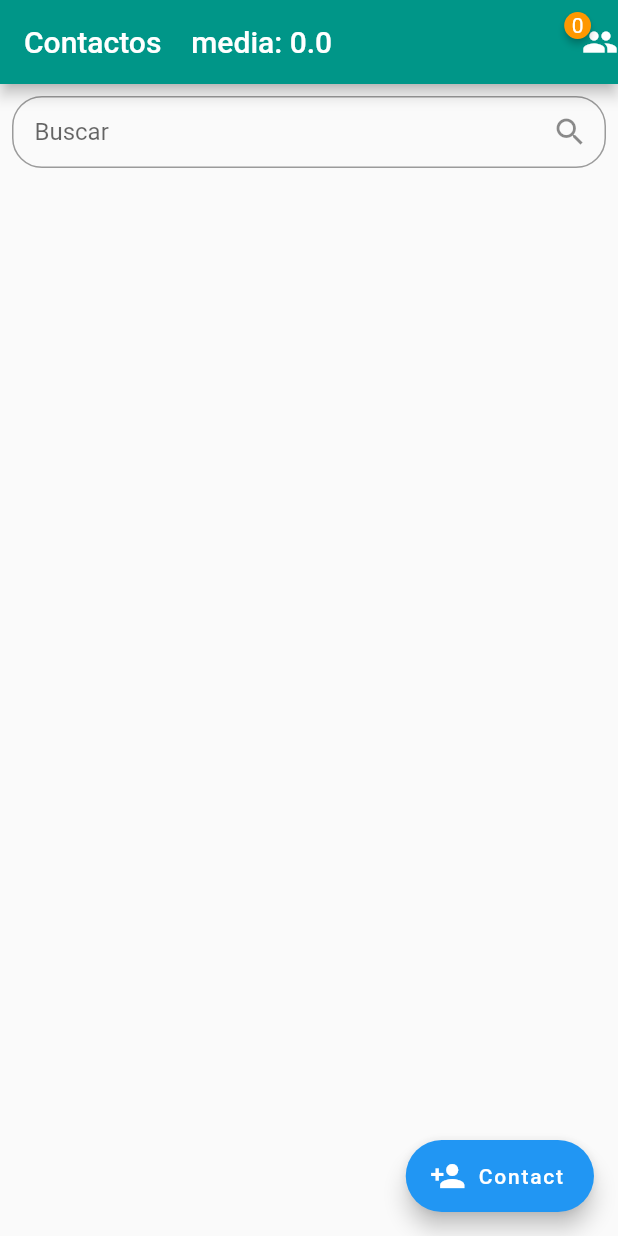
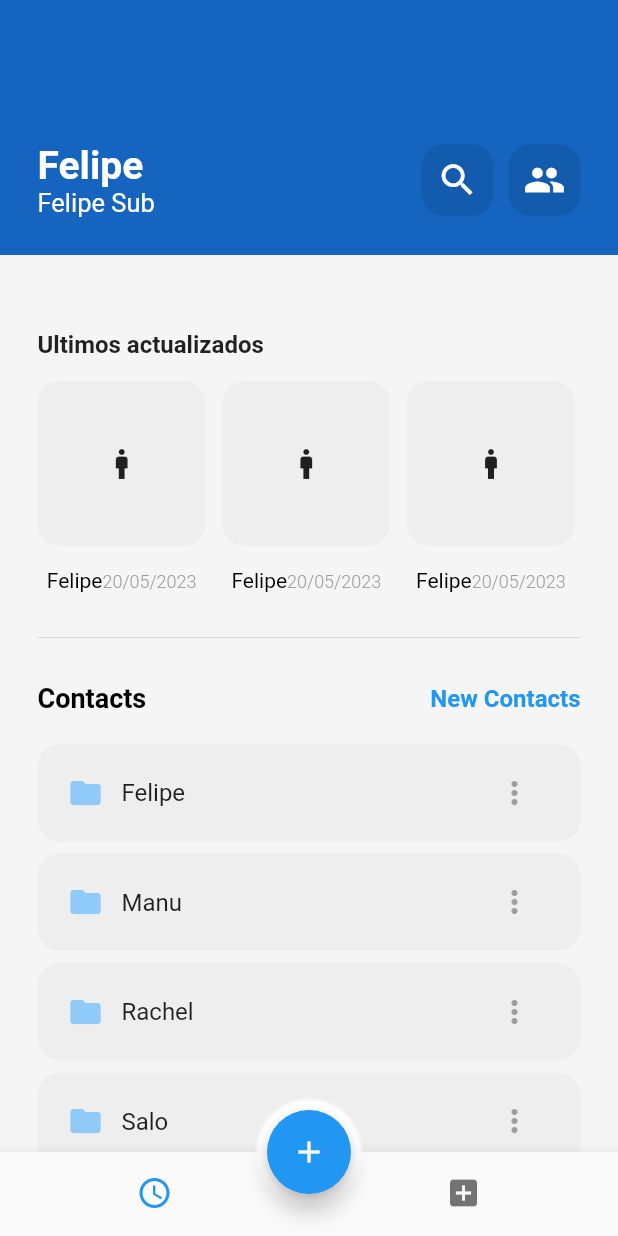
Before and after one commit to FelipeFranco0101/contact_app, a Flutter app: the screen it shows after launch, on a phone screen of 412 x 824 dp. Run offline on Flutter 3.47's test engine with Material 2 defaults, Android fonts, the phone set to English and light mode, and no system bars; drawn by our look-alikes of badges; our stand-ins replace sqflite; accounts and stored records are empty.

Commit message:
Se modifica la interfaz de contactos. Es un ajuste experimental, no hacer merge a la rama main o master

```diff
--- a/lib/contact_home_page.dart
+++ b/lib/contact_home_page.dart
@@ -1,182 +1,237 @@
-import 'package:contact_app/form_contact_page.dart';
-import 'package:contact_app/main.dart';
-import 'package:contact_app/models/Contact.dart';
 import 'package:flutter/material.dart';
 import 'package:sqflite/sqflite.dart';
-import 'dart:math';
-import 'package:badges/badges.dart' as badges;
 
 class ContactHomePages extends StatefulWidget {
   final Database? database;
   const ContactHomePages({super.key, this.database});
 
   @override
-  ContactHomeState createState() => ContactHomeState();
+  State<ContactHomePages> createState() => _ContactHomeState();
 }
 
-class ContactHomeState extends State<ContactHomePages> {
-  bool isFilter = false;
-  late double promedioEdad = 0.0;
-  late int amountPeopel = 0;
-  List<Contact> listContact = List.empty(growable: true);
-
-  @override
-  void initState() {
-    super.initState();
-    getAmounPeople();
-    getAverage();
-    setState(() { });
-  }
+class _ContactHomeState extends State<ContactHomePages> {
+  double _availableScreenWidth = 0;
+  int _selectedIndex = 0;
 
   @override
   Widget build(BuildContext context) {
+    _availableScreenWidth = MediaQuery.of(context).size.width - 50;
+
     return Scaffold(
-      appBar: AppBar(
-        title: Text('Contactos    media: $promedioEdad'),
-        backgroundColor: Colors.teal,
-        actions: [
-          Center(
-            child: badges.Badge(
-              position: badges.BadgePosition.topEnd(top: -12, end: 18),
-              badgeContent: Text('$amountPeopel', style: const TextStyle(color: Colors.white),),
-              badgeStyle: const badges.BadgeStyle(
-                badgeColor: Colors.orange,
-                padding: EdgeInsets.all(5)
+      backgroundColor: Colors.grey[100],
+      body: Column(children: [
+        Container(
+          padding: const EdgeInsets.symmetric(vertical: 25, horizontal: 25),
+          alignment: Alignment.bottomCenter,
+          height: 170,
+          decoration: BoxDecoration(color: Colors.blue.shade800),
+          child: Row(
+            mainAxisAlignment: MainAxisAlignment.spaceBetween,
+            children: [
+            const Column(
+              mainAxisSize: MainAxisSize.min,
+              crossAxisAlignment: CrossAxisAlignment.start,
+              children: [
+                Text(
+                  'Felipe',
+                  style: TextStyle(fontSize: 26, fontWeight: FontWeight.bold, color: Colors.white)
+                ),
+                Text(
+                  'Felipe Sub',
+                  style: TextStyle(fontSize: 17, color: Colors.white)
+                ),
+              ],
+            ),
+            Row(children: [
+              Container(
+                decoration: BoxDecoration(
+                  borderRadius: BorderRadius.circular(15),
+                  color: Colors.black.withOpacity(.1)),
+                child: IconButton(
+                  onPressed: () {},
+                  icon: const Icon(Icons.search, size: 28, color: Colors.white,),
+                ),
               ),
-              child: const Icon(Icons.people),
+              const SizedBox(width: 10,),
+              Container(
+                decoration: BoxDecoration(
+                  borderRadius: BorderRadius.circular(15),
+                  color: Colors.black.withOpacity(.1)),
+                child: IconButton(
+                  onPressed: () {},
+                  icon: const Icon(Icons.people, size: 28, color: Colors.white,),
+                ),
+              )
+            ]),
+          ]),
+        ),
+        const SizedBox(
+          height: 25,
+        ),
+        Expanded(
+          child: ListView(
+            padding: const EdgeInsets.all(25),
+            children: [
+              const Text('Ultimos actualizados', style: TextStyle(fontSize: 16, fontWeight: FontWeight.bold,),),
+              const SizedBox(height: 15,),
+              Row(
+                children: [
+                  buildRecentlyUpdateContacts('Felipe', '20/05/2023'),
+                  SizedBox(width: _availableScreenWidth *.03,),
+                  buildRecentlyUpdateContacts('Felipe', '20/05/2023'),
+                  SizedBox(width: _availableScreenWidth *.03,),
+                  buildRecentlyUpdateContacts('Felipe', '20/05/2023')
+                ],
+              ),
+              const Divider(height: 60,),
+
+              Row(
+                mainAxisAlignment: MainAxisAlignment.spaceBetween,
+                children: [
+                  const Text(
+                    'Contacts',
+                    style: TextStyle(
+                      color: Colors.black,
+                      fontSize: 18,
+                      fontWeight: FontWeight.bold),
+                  ),
+                  InkWell(
+                    onTap: () {
+                      debugPrint('Siii');
+                    },
+                    child: Ink(
+                      decoration: BoxDecoration(
+                        borderRadius: BorderRadius.circular(8.0),
+                      ),
+                      child: const Text(
+                        'New Contacts',
+                        style: TextStyle(
+                          color: Colors.blue,
+                          fontSize: 16,
+                          fontWeight: FontWeight.bold),
+                      ),
+                    ),
+                  ),
+                ],
+              ),
+              const SizedBox(height: 20,),
+
+              buildListContacts('Felipe'),
+              buildListContacts('Manu'),
+              buildListContacts('Rachel'),
+              buildListContacts('Salo'),
+          ],)
+        )
+      ]),
+
+      floatingActionButton: Container(
+        decoration: const BoxDecoration(
+          shape: BoxShape.circle,
+          boxShadow: [
+           BoxShadow(color: Colors.white, spreadRadius: 7, blurRadius: 1)
+          ]
+        ),
+        child: FloatingActionButton(
+          onPressed: () {},
+          child: const Icon(Icons.add),
+        ),
+      ),
+      floatingActionButtonLocation: FloatingActionButtonLocation.centerDocked,
+      bottomNavigationBar: BottomNavigationBar(
+        onTap: (index) {
+          debugPrint(index.toString());
+          setState(() {
+            _selectedIndex = index;
+          });
+          debugPrint(_selectedIndex.toString());
+        },
+        currentIndex: _selectedIndex,
+        showSelectedLabels: false,
+        showUnselectedLabels: false,
+        items: const [
+          BottomNavigationBarItem(
+            icon: Icon(Icons.access_time),
+            label: 'Time',
+          ),
+          BottomNavigationBarItem(
+            icon: Icon(Icons.add_box),
+            label: 'Folder',
+          ),
+        ]
+      ),
+    );
+  }
+
+  Container buildListContacts(String nombres) {
+    return Container(
+      margin: const EdgeInsets.only(bottom: 8),
+      padding: const EdgeInsets.symmetric(horizontal: 20),
+      height: 65,
+      decoration: BoxDecoration(
+        color: Colors.grey.shade200,
+        borderRadius: BorderRadius.circular(15),
+      ),
+      child: Row(
+        mainAxisAlignment: MainAxisAlignment.spaceBetween,
+        children: [
+          Row(
+            children: [
+              Icon(
+                Icons.folder,
+                color: Colors.blue[200],
+              ),
+              const SizedBox(
+                width: 12,
+              ),
+              Text(
+                nombres,
+                style: const TextStyle(fontSize: 16),
+              ),
+            ],
+          ),
+          IconButton(
+            onPressed: () {},
+            icon: const Icon(
+              Icons.more_vert_rounded,
+              color: Colors.grey,
             ),
           )
         ],
       ),
-      body: Padding(
-        padding: const EdgeInsets.all(8.0),
-        child: Column(
-          children: [
-            TextField(
-              onChanged: (value) => _filterContact(value),
-              decoration: InputDecoration(
-                contentPadding: const EdgeInsetsDirectional.symmetric(vertical: 10.0, horizontal: 15),
-                hintText: 'Buscar',
-                suffixIcon: const Icon(Icons.search),
-                border: OutlineInputBorder(
-                  borderRadius: BorderRadius.circular(20.0),
-                  borderSide: const BorderSide()
-                )
-              ),
-            ),
-            FutureBuilder(
-              future: databaseHelper.retrieveContacs(),
-              builder: (BuildContext context, AsyncSnapshot<List<Contact>> snapshot) {
-                if (snapshot.connectionState == ConnectionState.waiting) {
-                  return const Center(child: CircularProgressIndicator());
-                }
-                if (!isFilter) {
-                  listContact = snapshot.data!;
-                }
-                return Expanded(
-                  child: ListView.builder(
-                    itemCount: listContact.length,
-                    itemBuilder: (BuildContext context, int index) {
-                      //amountPeopel = lstContact.length;
-                      //getAmounPeople();
-                      Contact contact = listContact[index];
-                      final id = contact.id;
-                      return Card(
-                        color: Colors.white,
-                        elevation: .5,
-                        child: ListTile(
-                          leading: CircleAvatar(
-                            backgroundColor: Color((Random().nextDouble() * 0xFFFFFF).toInt()).withOpacity(1.0),
-                            child: Text(contact.nombres[0]+contact.apellidos[0]),
-                          ),
-                          title: Text("${contact.nombres} ${contact.apellidos}"),
-                          subtitle: Text("Edad: ${contact.edad} \nCel: ${contact.telefono} \nEmail: ${contact.email} "),
-                          trailing: IconButton(
-                            onPressed: () => deleteById(id),
-                            icon: const Icon(Icons.delete),
-                          ),
-                          onTap: () {
-                            debugPrint("Accion para editar el contacto");
-                            navigateToDetail(contact, 'Editar Contacto');
-                          },
-                        ),
-                      );
-                    }),
-                );
-              }
-            ),
-          ],
-        ),
-      ),
-      floatingActionButton: FloatingActionButton.extended(
-        onPressed: () => {
-          Navigator.of(context).push(MaterialPageRoute(builder: (context) => FormContact(database: database,))).then((value) => reloadContacts())
-        },
-        label: const Text('Contact'),
-        icon: const Icon(Icons.person_add),
-      )
     );
   }
 
-  List<Contact> _filterContact(String enterKeyboard) {
-    List<Contact> result = [];
-    if (enterKeyboard.isEmpty) {
-      isFilter = false;
-      result = listContact;
-    } else {
-      isFilter = true;
-      result = listContact.where((element) => element.nombres.toLowerCase().trim().contains(enterKeyboard.toLowerCase().trim())).toList();
-    }
-
-
-    setState(() {
-      listContact = result;
-    });
-    return listContact;
-  }
-
-  void navigateToDetail(Contact contact, String title) {
-    Navigator.of(context).push(MaterialPageRoute(builder: (context) => FormContact(database: database, appBarTitle: title, contactEdit: contact),)).then((value) => {
-      reloadContacts(),
-      setState(() {})
-    });
-  }
-
-  Future<void> deleteById(int id) async {
-    databaseHelper.deleteContact(id);
-    reloadContacts();
-  }
-
-  double roundDouble(double value, int places) {
-    num mod = pow(10.0, places);
-    return ((value * mod).round().toDouble() / mod);
-  }
-
-  double _calcularPromedioEdad(List<Contact> contacts) {
-    if (contacts.isEmpty) return 0.0;
-    double sum = 0;
-    for (var contact in contacts) {
-      sum += int.parse((contact.edad ?? "").isNotEmpty ? contact.edad.toString() : "0");
-    }
-    return sum / contacts.length;
-  }
-
-  getAmounPeople() async {
-    final amount = await databaseHelper.getCountContacts();
-    amountPeopel = amount!;
-    setState(() {});
-  }
-
-  getAverage() async {
-    final lstContact = await databaseHelper.retrieveContacs();
-    promedioEdad = roundDouble(_calcularPromedioEdad(lstContact), 2);
-    setState(() {});
-  }
-
-  reloadContacts() async {
-    getAmounPeople();
-    getAverage();
-    isFilter = false;
-    setState(() {});
+  Column buildRecentlyUpdateContacts(String nombres, String fecha) {
+    return Column(
+      children: [
+        Container(
+          width: _availableScreenWidth *.31,
+          decoration: BoxDecoration(
+              color: Colors.grey.shade200,
+              borderRadius: BorderRadius.circular(15)),
+          padding: const EdgeInsets.all(38),
+          height: 110,
+          child: const Icon(Icons.man),
+        ),
+        const SizedBox(
+          height: 15,
+        ),
+        RichText(
+          text: TextSpan(
+              text: nombres,
+              style: const TextStyle(color: Colors.black, fontSize: 14),
+              children: [
+                TextSpan(
+                  text: fecha,
+                  style: const TextStyle(
+                    color: Colors.grey,
+                    fontWeight: FontWeight.w300,
+                    fontSize: 12,
+                  ),
+                ),
+              ]),
+        ),
+      ],
+    );
   }
 }
```
